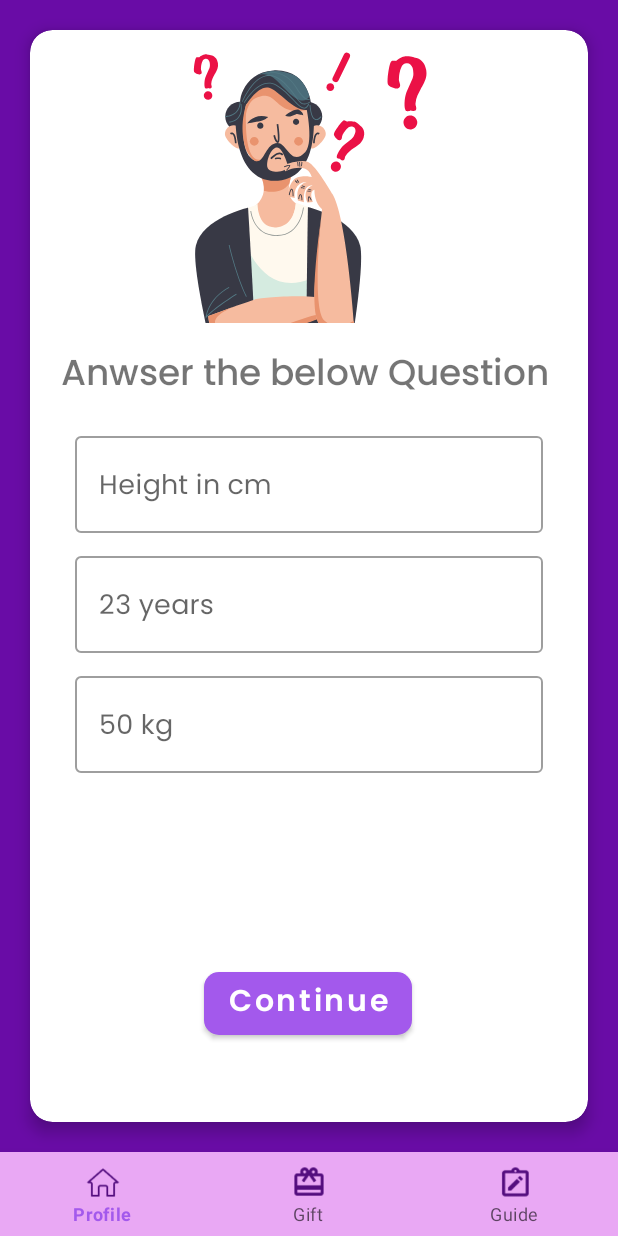
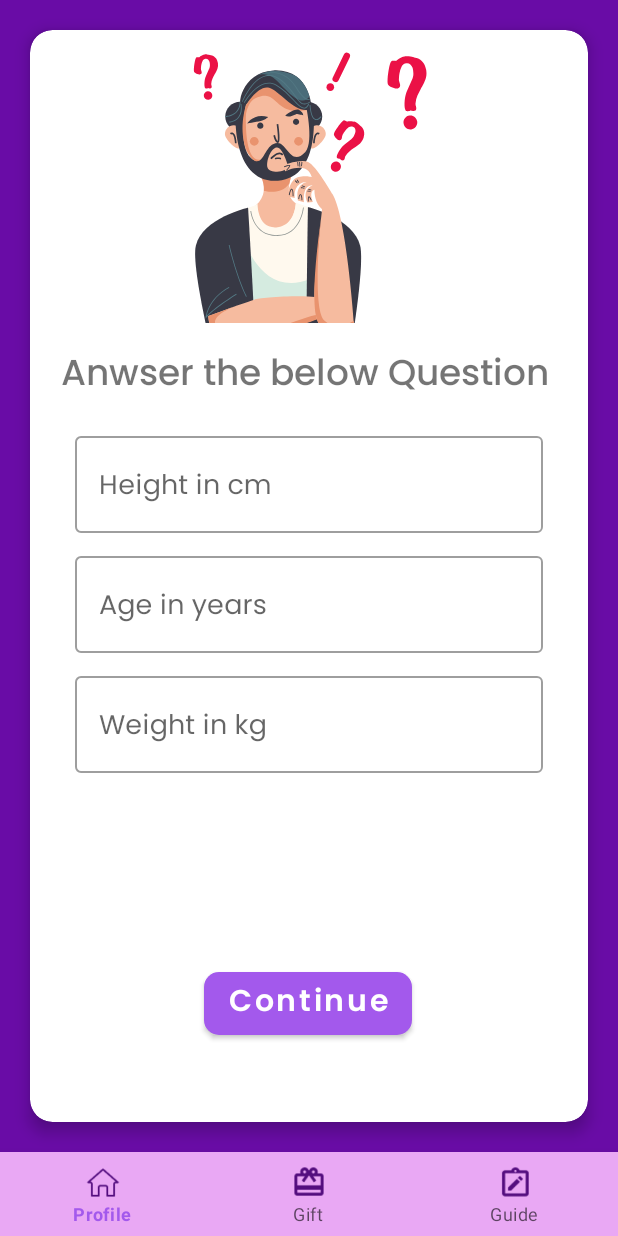
Before and after one commit to sanchayitapurkayastha/Fit-It, an Android app: the fragment AllQuestions placed in its activity, on a phone screen of 412 x 824 dp. Run offline under Robolectric (Android 15) with nearby library versions, the phone set to English and light mode, and no system bars; Roboto replaces fonts that are not available here.

Commit message:
changed minor mistakes in AllQuestions

```diff
--- a/app/src/main/res/layout/fragmnet_allquestions.xml
+++ b/app/src/main/res/layout/fragmnet_allquestions.xml
@@ -75,7 +75,7 @@
                     android:layout_marginStart="30dp"
                     android:layout_marginTop="10dp"
                     android:layout_marginEnd="30dp"
-                    android:hint="23 years"
+                    android:hint="Age in years"
                     app:layout_constraintEnd_toEndOf="parent"
                     app:layout_constraintStart_toStartOf="parent"
                     app:layout_constraintTop_toBottomOf="@+id/height">
@@ -96,7 +96,7 @@
                     android:layout_marginStart="30dp"
                     android:layout_marginTop="10dp"
                     android:layout_marginEnd="30dp"
-                    android:hint="50 kg"
+                    android:hint="Weight in kg"
                     app:layout_constraintEnd_toEndOf="parent"
                     app:layout_constraintStart_toStartOf="parent"
                     app:layout_constraintTop_toBottomOf="@+id/age">
```
Also changed, not shown: app/src/main/res/drawable/fitit_logo_new.png (deleted).
